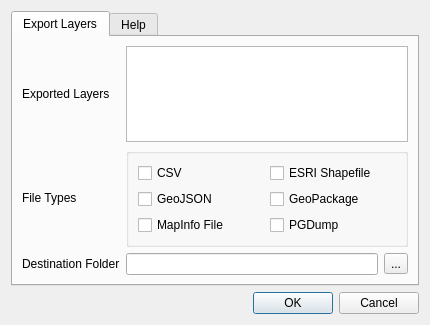
Qt form batch_vector_layer_saver_dialog_base.ui (riccardoklinger/batch-vector-layer-saver) before a commit.
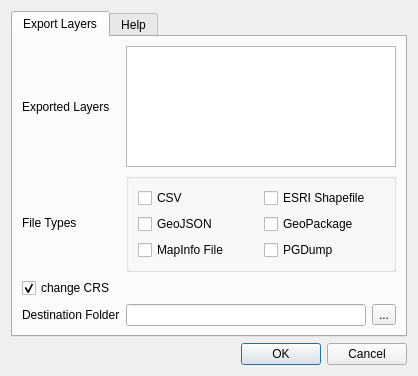
The same form after that commit. Custom widgets are drawn as their Qt base class.

Commit message: adds new button to overwrite the CRS in the exported files

```diff
--- a/batch_vector_layer_saver_dialog_base.ui
+++ b/batch_vector_layer_saver_dialog_base.ui
@@ -6,8 +6,8 @@
    <rect>
     <x>0</x>
     <y>0</y>
-    <width>430</width>
-    <height>325</height>
+    <width>418</width>
+    <height>376</height>
    </rect>
   </property>
   <property name="windowTitle">
@@ -24,20 +24,10 @@
        <string>Export Layers</string>
       </attribute>
       <layout class="QGridLayout" name="gridLayout_2">
-       <item row="2" column="2">
-        <widget class="QToolButton" name="toolButton">
-         <property name="toolTip">
-          <string>Set destination folder</string>
-         </property>
+       <item row="1" column="0">
+        <widget class="QLabel" name="label_4">
          <property name="text">
-          <string>...</string>
-         </property>
-        </widget>
-       </item>
-       <item row="2" column="1">
-        <widget class="QLineEdit" name="lineEdit">
-         <property name="toolTip">
-          <string>Set destination folder</string>
+          <string>File Types</string>
          </property>
         </widget>
        </item>
@@ -48,7 +38,7 @@
          </property>
         </widget>
        </item>
-       <item row="2" column="0">
+       <item row="3" column="0">
         <widget class="QLabel" name="label_2">
          <property name="text">
           <string>Destination Folder</string>
@@ -119,10 +109,37 @@
          </layout>
         </widget>
        </item>
-       <item row="1" column="0">
-        <widget class="QLabel" name="label_4">
+       <item row="3" column="2">
+        <widget class="QToolButton" name="toolButton">
+         <property name="toolTip">
+          <string>Set destination folder</string>
+         </property>
          <property name="text">
-          <string>File Types</string>
+          <string>...</string>
+         </property>
+        </widget>
+       </item>
+       <item row="3" column="1">
+        <widget class="QLineEdit" name="lineEdit">
+         <property name="toolTip">
+          <string>Set destination folder</string>
+         </property>
+        </widget>
+       </item>
+       <item row="2" column="1">
+        <widget class="QgsProjectionSelectionWidget" name="mQgsProjectionSelectionWidget" native="true">
+         <property name="enabled">
+          <bool>true</bool>
+         </property>
+        </widget>
+       </item>
+       <item row="2" column="0">
+        <widget class="QCheckBox" name="changeCRS">
+         <property name="text">
+          <string>change CRS</string>
+         </property>
+         <property name="checked">
+          <bool>true</bool>
          </property>
         </widget>
        </item>
@@ -159,6 +176,13 @@
    </item>
   </layout>
  </widget>
+ <customwidgets>
+  <customwidget>
+   <class>QgsProjectionSelectionWidget</class>
+   <extends>QWidget</extends>
+   <header>qgsprojectionselectionwidget.h</header>
+  </customwidget>
+ </customwidgets>
  <resources/>
  <connections>
   <connection>
```
The commit also changes 2 other files.
